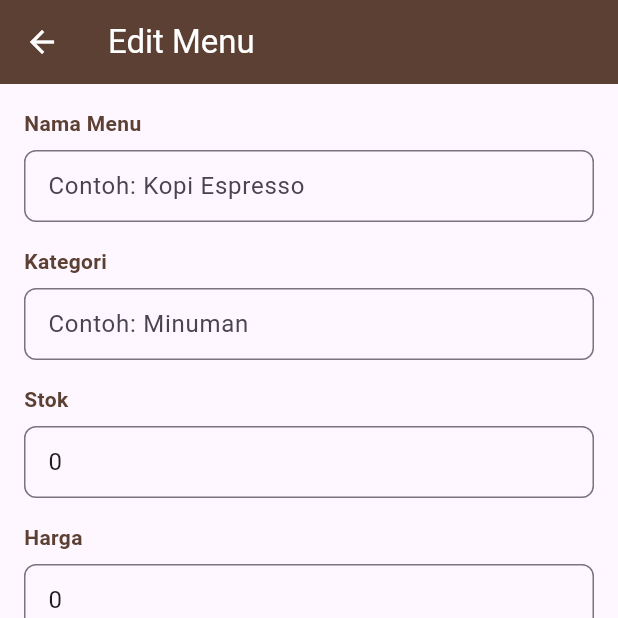
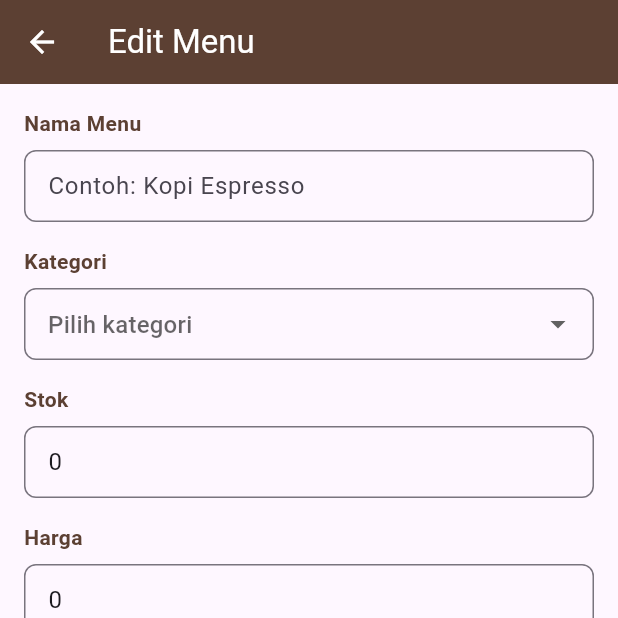
Before and after one commit to RajendraMaheswara/App-Mycaffee, a Flutter app: the EditMenuPage screen opened directly with empty values, on a phone screen of 412 x 824 dp, the top half of it. Run offline on Flutter 3.47's test engine with Material 3 defaults, Android fonts, the phone set to English and light mode, and no system bars; our stand-ins replace flutter_secure_storage; accounts and stored records are empty.

Commit message:
kategori

```diff
--- a/lib/pages/menu/edit_menu_page.dart
+++ b/lib/pages/menu/edit_menu_page.dart
@@ -158,17 +158,66 @@ class _EditMenuPageState extends State<EditMenuPage> {
                     ),
 
                     // Kategori
-                    _buildTextField(
-                      label: 'Kategori',
-                      controller: _kategoriController,
-                      hint: 'Contoh: Minuman',
-                      keyboardType: TextInputType.text,
+                    Column(
+                      crossAxisAlignment: CrossAxisAlignment.start,
+                      children: [
+                        const Text(
+                          'Kategori',
+                          style: TextStyle(
+                            fontSize: 14,
+                            fontWeight: FontWeight.bold,
+                            color: Color(0xFF5C4033),
+                          ),
+                        ),
+                        const SizedBox(height: 8),
+                        DropdownButtonFormField<String>(
+                          value: _kategoriController.text,
                           validator: (value) {
                             if (value == null || value.isEmpty) {
                               return 'Kategori tidak boleh kosong';
                             }
                             return null;
                           },
+                          decoration: InputDecoration(
+                            hintText: 'Pilih kategori',
+                            border: OutlineInputBorder(
+                              borderRadius: BorderRadius.circular(8),
+                              borderSide: const BorderSide(color: Colors.grey),
+                            ),
+                            focusedBorder: OutlineInputBorder(
+                              borderRadius: BorderRadius.circular(8),
+                              borderSide: const BorderSide(
+                                color: Color(0xFF5C4033),
+                                width: 2,
+                              ),
+                            ),
+                            contentPadding: const EdgeInsets.symmetric(
+                              horizontal: 12,
+                              vertical: 12,
+                            ),
+                          ),
+                          items: const [
+                            DropdownMenuItem(
+                              value: 'Snack',
+                              child: Text('Snack'),
+                            ),
+                            DropdownMenuItem(
+                              value: 'Makanan',
+                              child: Text('Makanan'),
+                            ),
+                            DropdownMenuItem(
+                              value: 'Kopi',
+                              child: Text('Kopi'),
+                            ),
+                          ],
+                          onChanged: (value) {
+                            if (value != null) {
+                              _kategoriController.text = value;
+                            }
+                          },
+                        ),
+                        const SizedBox(height: 16),
+                      ],
                     ),
 
                     // Stok
```
Lines whose indentation alone changed are shown as unchanged.
